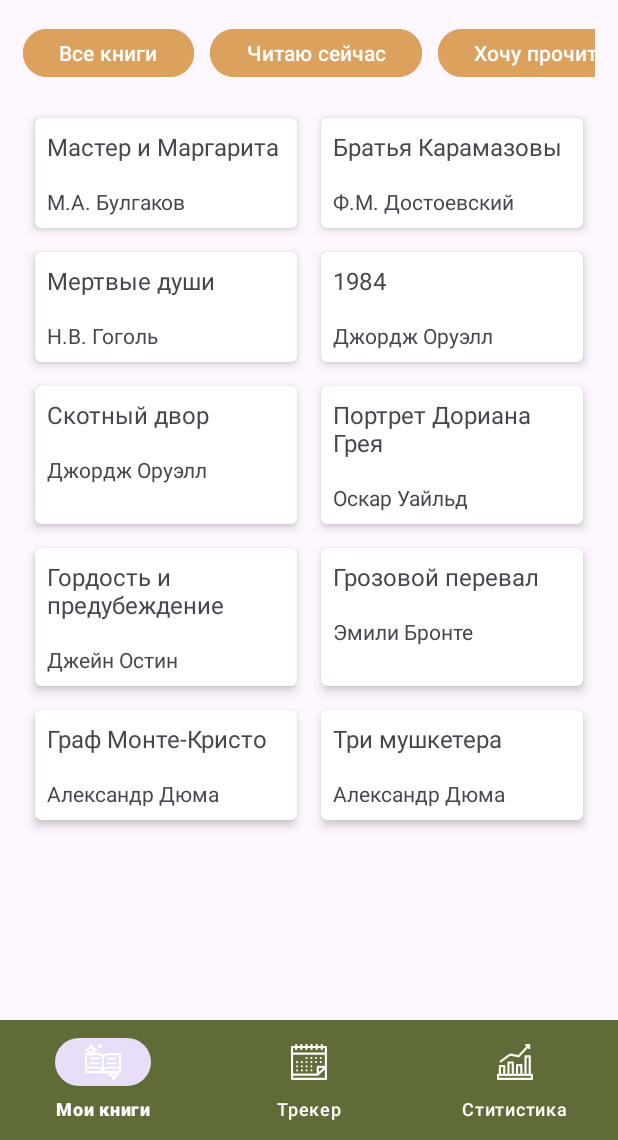
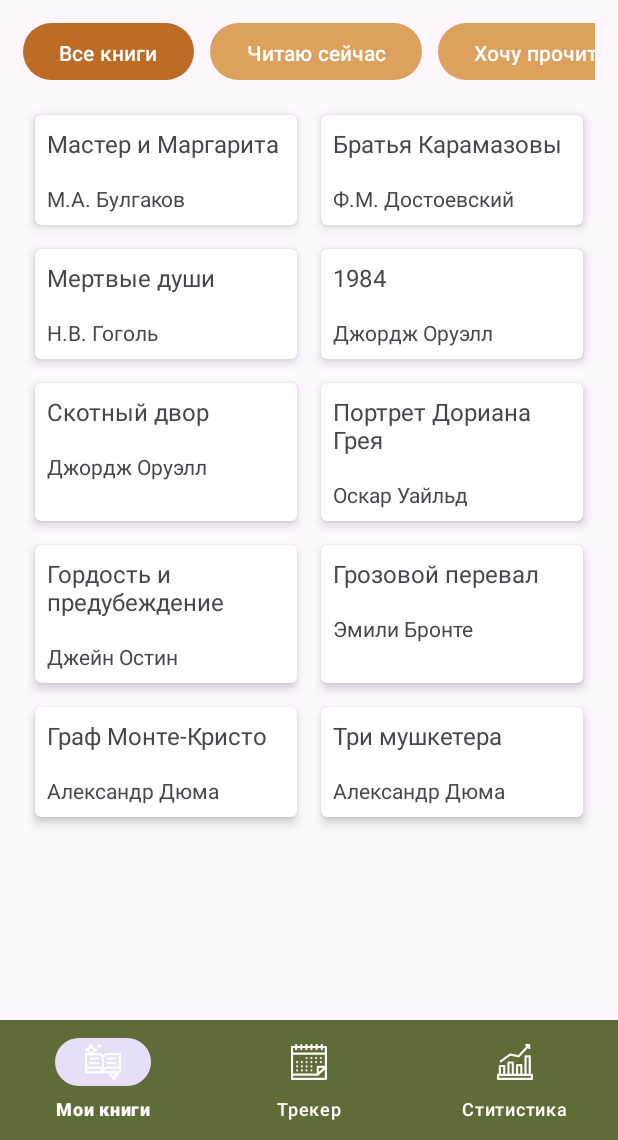
Before and after one commit to NastyaZzz1/BookTracker, an Android app: the screen it shows after launch (MainActivity), on a phone screen of 412 x 824 dp, the part 96-1236 px from its top. Run offline under Robolectric (Android 15) with nearby library versions, the phone set to English and light mode, and no system bars; our stand-ins replace data binding, navigation-ui; pictures from the network do not load.

```diff
--- a/app/build.gradle.kts
+++ b/app/build.gradle.kts
@@ -42,6 +42,7 @@ android {
 }
 
 dependencies {
+    implementation(libs.io.coil.kt)
     implementation(libs.androidx.cardview)
     implementation(libs.androidx.lifecycle.livedata.ktx)
     implementation(libs.androidx.lifecycle.viewmodel.ktx)
--- a/app/src/main/AndroidManifest.xml
+++ b/app/src/main/AndroidManifest.xml
@@ -1,6 +1,8 @@
 <?xml version="1.0" encoding="utf-8"?>
 <manifest xmlns:android="http://schemas.android.com/apk/res/android"
     xmlns:tools="http://schemas.android.com/tools">
+
+    <uses-permission android:name="android.permission.INTERNET" />
 
     <application
         android:allowBackup="true"
--- a/app/src/main/java/com/nastya/booktracker/Book.kt
+++ b/app/src/main/java/com/nastya/booktracker/Book.kt
@@ -2,7 +2,9 @@ package com.nastya.booktracker
 
 data class Book (
     var bookId: Long = 0L,
-    var bookName: String = "",
-    var bookAuthor: String = "",
-    var description: String = "",
+    var bookName: String,
+    var bookAuthor: String,
+    var category: String,
+    var description: String,
+    var imageUrl: String,
 )
--- a/app/src/main/java/com/nastya/booktracker/BookItemAdapter.kt
+++ b/app/src/main/java/com/nastya/booktracker/BookItemAdapter.kt
@@ -4,6 +4,8 @@ import android.view.LayoutInflater
 import android.view.ViewGroup
 import androidx.recyclerview.widget.ListAdapter
 import androidx.recyclerview.widget.RecyclerView
+import coil.load
+import coil.transform.RoundedCornersTransformation
 import com.nastya.booktracker.databinding.BookItemBinding
 
 class BookItemAdapter(val clickListener: (bookId: Long) -> Unit) :
@@ -28,9 +30,21 @@ class BookItemAdapter(val clickListener: (bookId: Long) -> Unit) :
                 return BookItemViewHolder(binding)
             }
         }
-        fun bind(item: Book, clickListener: (bookId: Long) -> Unit) {
-            binding.book = item
-            binding.root.setOnClickListener { clickListener(item.bookId) }
+
+        fun bind(item: Book?, clickListener: (bookId: Long) -> Unit) {
+            item?.let { book ->
+                binding.book = book
+                binding.root.setOnClickListener { clickListener(book.bookId) }
+
+                binding.bookImage.load(book.imageUrl) {
+                    crossfade(true)
+//                    placeholder(R.drawable.placeholder)
+//                      error(R.drawable.ic_error)
+                }
+            } ?: run {
+                binding.bookName.text = "No data"
+//                binding.bookImage.setImageResource(R.drawable.placeholder)
+            }
         }
     }
 }
--- a/app/src/main/java/com/nastya/booktracker/BooksFragment.kt
+++ b/app/src/main/java/com/nastya/booktracker/BooksFragment.kt
@@ -13,12 +13,12 @@ import com.nastya.booktracker.databinding.FragmentBooksBinding
 class BooksFragment : Fragment() {
     private var _binding: FragmentBooksBinding? = null
     private val binding get() = _binding!!
-    lateinit var viewModel: BooksViewModel
+    private lateinit var viewModel: BooksViewModel
 
     override fun onCreateView(
         inflater: LayoutInflater, container: ViewGroup?,
         savedInstanceState: Bundle?
-    ): View? {
+    ): View {
         _binding = FragmentBooksBinding.inflate(inflater, container, false)
         val view = binding.root
 
@@ -31,10 +31,8 @@ class BooksFragment : Fragment() {
         }
         binding.booksList.adapter = adapter
 
-        viewModel.books.observe(viewLifecycleOwner, Observer {
-            it?.let {
-                adapter.submitList(it)
-            }
+        viewModel.filteredProducts.observe(viewLifecycleOwner, Observer {
+            it?.let { adapter.submitList(it) }
         })
 
         viewModel.navigateToBook.observe(viewLifecycleOwner, Observer { bookId ->
@@ -44,11 +42,32 @@ class BooksFragment : Fragment() {
                 this.findNavController().navigate(action)
                 viewModel.onBookNavigated()
             }
-        }
+        })
 
-        )
+        viewModel.filterByCategory("all");
+        binding.allBooksBtn.isSelected = true
+        setupFilterButtons();
 
         return view
+    }
+
+    private fun setupFilterButtons() {
+        binding.allBooksBtn.setOnClickListener { filterProducts("all") }
+        binding.wantBooksBtn.setOnClickListener { filterProducts("reading") }
+        binding.readingBooksBtn.setOnClickListener { filterProducts("past") }
+        binding.pastBooksBtn.setOnClickListener { filterProducts("want") }
+    }
+
+    private fun filterProducts(category: String) {
+        viewModel.filterByCategory(category)
+        updateButtonStates(category)
+    }
+
+    private fun updateButtonStates(selectedCategory: String) {
+        binding.allBooksBtn.isSelected = selectedCategory == "all"
+        binding.wantBooksBtn.isSelected = selectedCategory == "reading"
+        binding.readingBooksBtn.isSelected = selectedCategory == "past"
+        binding.pastBooksBtn.isSelected = selectedCategory == "want"
     }
 
     override fun onDestroyView() {
--- a/app/src/main/java/com/nastya/booktracker/BooksViewModel.kt
+++ b/app/src/main/java/com/nastya/booktracker/BooksViewModel.kt
@@ -18,22 +18,33 @@ class BooksViewModel : ViewModel() {
     }
 
     val initialBooks = listOf(
-        Book(1, "Мастер и Маргарита", "М.А. Булгаков", "«Мастер и Маргарита» — это смесь мистики, сатиры и вечной истории любви, одно из самых загадочных и захватывающих произведений русской литературы. В Москву 1930-х годов прибывает сам Воланд, дьявол, в сопровождении своей свиты, чтобы внести хаос и справедливость в жизнь советского общества. Параллельно разворачивается трагическая история Мастера, писателя, чей роман о Понтии Пилате отвергли, и его возлюбленной Маргариты, готовой на всё, чтобы спасти его. Готовы ли вы отправиться в путешествие по миру, где стираются границы между реальностью и фантазией, добром и злом?"),
-        Book(2, "Братья Карамазовы", "Ф.М. Достоевский", "Глубокое погружение в моральные, религиозные и философские вопросы человеческого бытия. «Братья Карамазовы» — это многогранная драма о семье, вере, сомнениях и преступлении. История отца и трёх его сыновей, каждый из которых представляет собой разные аспекты человеческой природы: страсть, интеллект и духовность. Убийство отца становится катализатором для исследования самых тёмных уголков человеческой души и поиска смысла жизни."),
-        Book(3, "Мертвые души", "Н.В. Гоголь", "путешествие по российской глубинке вместе с Чичиковым, предприимчивым, но сомнительным дельцом, скупающим «мертвые души» — умерших крестьян, числящихся в ревизских сказках. «Мертвые души» — это сатирическое зеркало, отражающее пороки российского общества XIX века: взяточничество, лицемерие, духовную опустошенность и бесхозяйственность. Удастся ли Чичикову провернуть свою аферу и что скрывается за его таинственной целью?"),
-        Book(4, "1984", "Джордж Оруэлл", "Погрузитесь в мрачный мир Океании, где Большой Брат следит за каждым вашим шагом, а мысли находятся под строжайшим контролем. «1984» — это пронзительная антиутопия, предостерегающая об опасностях тоталитаризма, манипулирования сознанием и подавления индивидуальности. История Уинстона Смита, стремящегося к свободе в мире, где правда искажена, а любовь запрещена, заставляет задуматься о цене свободы и силе сопротивления."),
-        Book(5, "Скотный двор", "Джордж Оруэлл", "На ферме «Скотный двор» животные свергают власть людей и устанавливают свои собственные правила, основанные на принципах равенства и справедливости. Однако вскоре идеалы революции оказываются искажены, и власть переходит в руки свиней, которые устанавливают свою тираническую систему. «Скотный двор» — это острая сатирическая притча о природе власти, революции и неизбежности коррупции."),
-        Book(6, "Портрет Дориана Грея", "Оскар Уайльд", "В центре сюжета — юный и прекрасный Дориан Грей, чей портрет, написанный талантливым художником, начинает стареть и отражать все его пороки, в то время как сам Дориан остаётся вечно молодым. Одержимый красотой и удовольствиями, он погружается в гедонистическую жизнь, совершая безнравственные поступки, которые не оставляют следа на его лице, но навсегда уродуют его душу. «Портрет Дориана Грея» — это философский роман о цене вечной молодости, моральном разложении и природе красоты."),
-        Book(7, "Гордость и предубеждение", "Джейн Остин", ""),
-        Book(8, "Грозовой перевал", "Эмили Бронте", ""),
-        Book(9, "Граф Монте-Кристо", "Александр Дюма", ""),
-        Book(10, "Три мушкетера", "Александр Дюма", ""),
+        Book(1, "Мастер и Маргарита", "М.А. Булгаков", "reading", "«Мастер и Маргарита» — это смесь мистики, сатиры и вечной истории любви, одно из самых загадочных и захватывающих произведений русской литературы. В Москву 1930-х годов прибывает сам Воланд, дьявол, в сопровождении своей свиты, чтобы внести хаос и справедливость в жизнь советского общества. Параллельно разворачивается трагическая история Мастера, писателя, чей роман о Понтии Пилате отвергли, и его возлюбленной Маргариты, готовой на всё, чтобы спасти его. Готовы ли вы отправиться в путешествие по миру, где стираются границы между реальностью и фантазией, добром и злом?", "https://content.img-gorod.ru/nomenclature/25/885/2588539.jpg?width=304&height=438&fit=bounds"),
+        Book(2, "Братья Карамазовы", "Ф.М. Достоевский", "past", "Глубокое погружение в моральные, религиозные и философские вопросы человеческого бытия. «Братья Карамазовы» — это многогранная драма о семье, вере, сомнениях и преступлении. История отца и трёх его сыновей, каждый из которых представляет собой разные аспекты человеческой природы: страсть, интеллект и духовность. Убийство отца становится катализатором для исследования самых тёмных уголков человеческой души и поиска смысла жизни.", "https://content.img-gorod.ru/nomenclature/25/885/2588539.jpg?width=304&height=438&fit=bounds"),
+        Book(3, "Мертвые души", "Н.В. Гоголь", "want", "путешествие по российской глубинке вместе с Чичиковым, предприимчивым, но сомнительным дельцом, скупающим «мертвые души» — умерших крестьян, числящихся в ревизских сказках. «Мертвые души» — это сатирическое зеркало, отражающее пороки российского общества XIX века: взяточничество, лицемерие, духовную опустошенность и бесхозяйственность. Удастся ли Чичикову провернуть свою аферу и что скрывается за его таинственной целью?", "https://content.img-gorod.ru/nomenclature/25/885/2588539.jpg?width=304&height=438&fit=bounds"),
+        Book(4, "1984", "Джордж Оруэлл", "want","Погрузитесь в мрачный мир Океании, где Большой Брат следит за каждым вашим шагом, а мысли находятся под строжайшим контролем. «1984» — это пронзительная антиутопия, предостерегающая об опасностях тоталитаризма, манипулирования сознанием и подавления индивидуальности. История Уинстона Смита, стремящегося к свободе в мире, где правда искажена, а любовь запрещена, заставляет задуматься о цене свободы и силе сопротивления.", "https://content.img-gorod.ru/nomenclature/25/885/2588539.jpg?width=304&height=438&fit=bounds"),
+        Book(5, "Скотный двор", "Джордж Оруэлл", "past", "На ферме «Скотный двор» животные свергают власть людей и устанавливают свои собственные правила, основанные на принципах равенства и справедливости. Однако вскоре идеалы революции оказываются искажены, и власть переходит в руки свиней, которые устанавливают свою тираническую систему. «Скотный двор» — это острая сатирическая притча о природе власти, революции и неизбежности коррупции.", "https://content.img-gorod.ru/nomenclature/25/885/2588539.jpg?width=304&height=438&fit=bounds"),
+        Book(6, "Портрет Дориана Грея", "Оскар Уайльд", "reading", "В центре сюжета — юный и прекрасный Дориан Грей, чей портрет, написанный талантливым художником, начинает стареть и отражать все его пороки, в то время как сам Дориан остаётся вечно молодым. Одержимый красотой и удовольствиями, он погружается в гедонистическую жизнь, совершая безнравственные поступки, которые не оставляют следа на его лице, но навсегда уродуют его душу. «Портрет Дориана Грея» — это философский роман о цене вечной молодости, моральном разложении и природе красоты.", "https://content.img-gorod.ru/nomenclature/25/885/2588539.jpg?width=304&height=438&fit=bounds"),
+        Book(7, "Гордость и предубеждение", "Джейн Остин", "want", "", "https://content.img-gorod.ru/nomenclature/25/885/2588539.jpg?width=304&height=438&fit=bounds"),
+        Book(8, "Грозовой перевал", "Эмили Бронте", "past", "", "https://content.img-gorod.ru/nomenclature/25/885/2588539.jpg?width=304&height=438&fit=bounds"),
+        Book(9, "Граф Монте-Кристо", "Александр Дюма", "reading", "", "https://content.img-gorod.ru/nomenclature/25/885/2588539.jpg?width=304&height=438&fit=bounds"),
+        Book(10, "Три мушкетера", "Александр Дюма", "past", "", "https://content.img-gorod.ru/nomenclature/25/885/2588539.jpg?width=304&height=438&fit=bounds"),
     )
 
     private var _books: MutableLiveData<List<Book>> = MutableLiveData(initialBooks)
-    val books: LiveData<List<Book>> = _books
+    private var _filteredProducts: MutableLiveData<List<Book>> = MutableLiveData()
+    var filteredProducts: LiveData<List<Book>> = _filteredProducts
+
 
     fun getBook(bookId: Long) : Book? {
         return _books.value?.find { it.bookId == bookId }
     }
+
+    fun filterByCategory(category: String) {
+        val currentList = _books.value ?: return
+        _filteredProducts.value = if (category == "all") {
+            currentList
+        } else {
+            currentList.filter { it.category == category }
+        }
+    }
 }
--- a/app/src/main/res/drawable/button_drawble.xml
+++ b/app/src/main/res/drawable/button_drawble.xml
@@ -1,18 +1,15 @@
 <?xml version="1.0" encoding="utf-8"?>
 <selector xmlns:android="http://schemas.android.com/apk/res/android">
-    <item android:state_pressed="true">
+    <item android:state_selected="true">
         <shape android:shape="rectangle">
-            <solid android:color="@color/dark_green"/>
-        </shape>
-    </item>
-    <item android:state_focused="true">
-        <shape android:shape="rectangle">
-            <solid android:color="@color/light_brown"/>
+            <solid android:color="@color/dark_brown" />
+            <corners android:radius="20dp" />
         </shape>
     </item>
     <item>
         <shape android:shape="rectangle">
-            <solid android:color="@color/dark_brown"/>
+            <solid android:color="@color/light_brown"/>
+            <corners android:radius="20dp" />
         </shape>
     </item>
 </selector>
--- a/app/src/main/res/layout/book_item.xml
+++ b/app/src/main/res/layout/book_item.xml
@@ -21,6 +21,13 @@
             android:layout_height="wrap_content"
             android:orientation="vertical">
 
+            <ImageView
+                android:id="@+id/book_image"
+                android:layout_width="wrap_content"
+                android:layout_height="wrap_content"
+                android:layout_gravity="center"
+                android:contentDescription="@string/content_description_img"/>
+
             <TextView
                 android:id="@+id/book_name"
                 android:layout_width="match_parent"
--- a/app/src/main/res/layout/fragment_books.xml
+++ b/app/src/main/res/layout/fragment_books.xml
@@ -2,8 +2,7 @@
 <layout
     xmlns:app="http://schemas.android.com/apk/res-auto"
     xmlns:android="http://schemas.android.com/apk/res/android"
-    xmlns:tools="http://schemas.android.com/tools"
-    >
+    xmlns:tools="http://schemas.android.com/tools">
     <data>
         <variable
             name="viewModel"
@@ -29,34 +28,41 @@
                 android:layout_height="match_parent"
                 android:orientation="horizontal">
 
-                <Button
+                <com.google.android.material.button.MaterialButton
+                    android:id="@+id/all_books_btn"
                     android:layout_width="wrap_content"
-                    android:layout_height="40dp"
+                    android:layout_height="38dp"
                     android:layout_marginEnd="5dp"
-                    android:backgroundTint="@color/light_brown"
+                    android:background="@drawable/button_drawble"
+                    app:backgroundTint="@null"
                     android:text="@string/all_books"
+                    android:state_selected="true" />
 
-                    />
-
-                <Button
+                <com.google.android.material.button.MaterialButton
+                    android:id="@+id/reading_books_btn"
                     android:layout_width="wrap_content"
-                    android:layout_height="40dp"
+                    android:layout_height="38dp"
                     android:layout_marginHorizontal="5dp"
-                    android:backgroundTint="@color/light_brown"
+                    android:background="@drawable/button_drawble"
+                    app:backgroundTint="@null"
                     android:text="@string/reading_books" />
 
-                <Button
+                <com.google.android.material.button.MaterialButton
+                    android:id="@+id/want_books_btn"
                     android:layout_width="wrap_content"
-                    android:layout_height="40dp"
+                    android:layout_height="38dp"
                     android:layout_marginHorizontal="5dp"
-                    android:backgroundTint="@color/light_brown"
+                    android:background="@drawable/button_drawble"
+                    app:backgroundTint="@null"
                     android:text="@string/want_books" />
 
-                <Button
+                <com.google.android.material.button.MaterialButton
+                    android:id="@+id/past_books_btn"
                     android:layout_width="wrap_content"
-                    android:layout_height="40dp"
+                    android:layout_height="38dp"
                     android:layout_marginStart="5dp"
-                    android:backgroundTint="@color/light_brown"
+                    android:background="@drawable/button_drawble"
+                    app:backgroundTint="@null"
                     android:text="@string/past_books" />
 
             </LinearLayout>
--- a/gradle/libs.versions.toml
+++ b/gradle/libs.versions.toml
@@ -14,6 +14,7 @@ root_version = "2.6.1"
 navigationFrgKtx = "2.5.3"
 recyclerview_version = "1.4.0"
 cardview_version = "1.0.0"
+coil_version = "2.4.0"
 
 
 [libraries]
@@ -24,6 +25,7 @@ androidx-lifecycle-livedata-ktx = { module = "androidx.lifecycle:lifecycle-lived
 androidx-lifecycle-viewmodel-ktx = { module = "androidx.lifecycle:lifecycle-viewmodel-ktx", version.ref = "lifecycleKtx"}
 androidx-room-runtime = { module = "androidx.room:room-runtime", version.ref = "root_version"}
 androidx-room-ktx = { module = "androidx.room:room-ktx", version.ref = "root_version"}
+io-coil-kt = { module = "io.coil-kt:coil", version.ref = "coil_version"}
 androidx-room-compiler = { module = "androidx.room:room-compiler", version.ref = "root_version" }
 androidx-cardview = { module = "androidx.cardview:cardview", version.ref = "cardview_version"}
 androidx-core-ktx = { group = "androidx.core", name = "core-ktx", version.ref = "coreKtx" }
```
